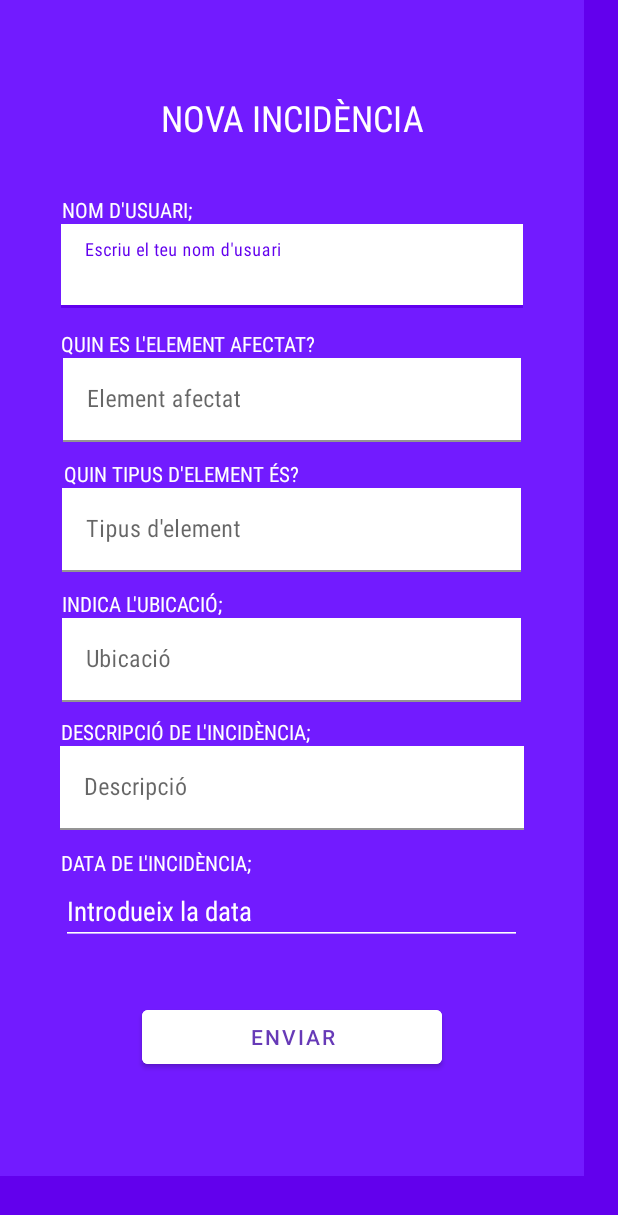
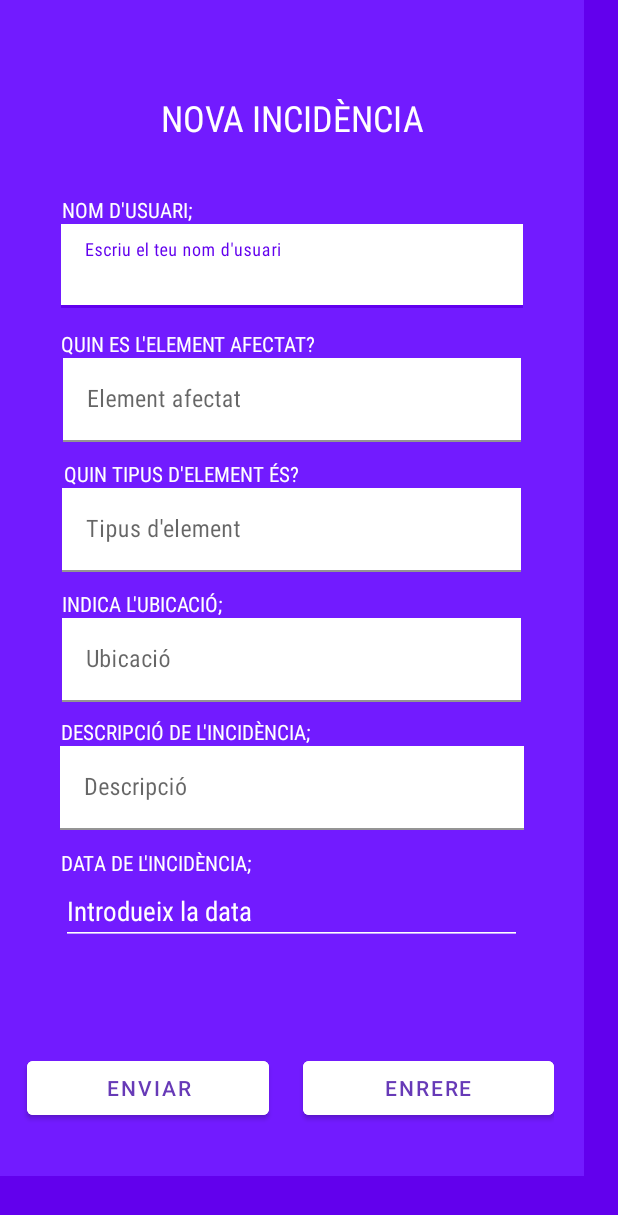
Before and after one commit to GuillemBSK/Gestor_Incidencies, an Android app: the layout nova_incidencia.xml on its own in the app's theme, with its tools: preview values and no code run, on a phone screen of 412 x 824 dp. Shown: the top 1215 px of the screen. Run offline under Robolectric (Android 15) with nearby library versions, the phone set to English and light mode, and no system bars.

Commit message:
Enllaç botons i layouts.

```diff
--- a/app/src/main/res/layout/nova_incidencia.xml
+++ b/app/src/main/res/layout/nova_incidencia.xml
@@ -2,9 +2,15 @@
 <androidx.constraintlayout.widget.ConstraintLayout xmlns:android="http://schemas.android.com/apk/res/android"
     xmlns:app="http://schemas.android.com/apk/res-auto"
     xmlns:tools="http://schemas.android.com/tools"
+    android:id="@+id/ni_enrere"
     android:layout_width="match_parent"
     android:layout_height="match_parent"
     android:background="#6200ED">
+
+    <Space
+        android:layout_width="wrap_content"
+        android:layout_height="110dp"
+        android:layout_weight="1" />
 
     <LinearLayout
         android:layout_width="389dp"
@@ -212,15 +218,41 @@
             android:layout_width="match_parent"
             android:layout_height="37dp" />
 
+        <LinearLayout
+            android:layout_width="369dp"
+            android:layout_height="match_parent"
+            android:orientation="horizontal">
+
+            <Space
+                android:layout_width="15dp"
+                android:layout_height="match_parent"
+                android:layout_weight="1" />
+
             <Button
                 android:id="@+id/ni_enviar"
-            android:layout_width="200dp"
+                android:layout_width="161dp"
                 android:layout_height="wrap_content"
                 android:layout_gravity="center"
                 android:backgroundTint="@color/white"
                 android:text="ENVIAR"
                 android:textColor="#673AB7" />
 
+            <Space
+                android:layout_width="20dp"
+                android:layout_height="match_parent"
+                android:layout_weight="1" />
+
+            <Button
+                android:id="@+id/ni_enrere"
+                android:layout_width="167dp"
+                android:layout_height="wrap_content"
+                android:layout_gravity="center"
+                android:backgroundTint="@color/white"
+                android:text="Enrere"
+                android:textColor="#673AB7" />
+
+        </LinearLayout>
+
     </LinearLayout>
 
 </androidx.constraintlayout.widget.ConstraintLayout>
```
Also changed, not shown: app/src/main/AndroidManifest.xml (+7 -0 lines), app/src/main/java/com/example/gestor_incidencies/MainActivity.java (+12 -0 lines), app/src/main/java/com/example/gestor_incidencies/NovaIncidencia.java (added, +16 -0 lines), app/src/main/res/layout/activity_main.xml (+4 -4 lines). Lines whose indentation alone changed are shown as unchanged.
